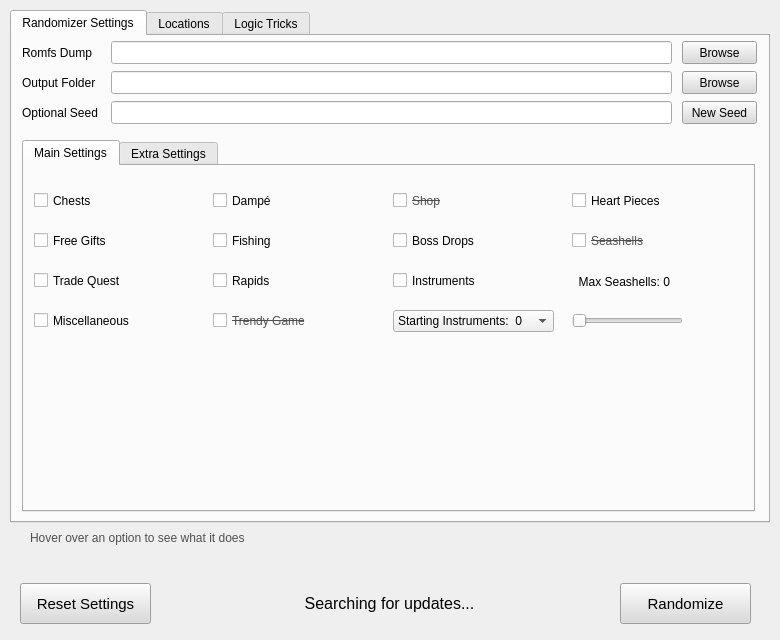
Before: the Qt Designer form UI/ui_form.ui in Owen-Splat/LAS-Randomizer, drawn with Qt 5.
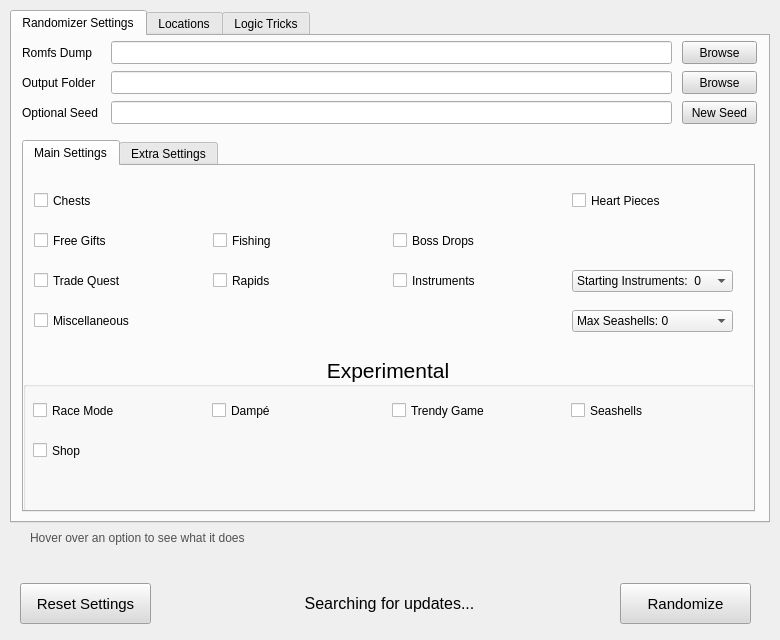
After: the same form once the commit is applied.

The edit to the form file:
```diff
--- a/UI/ui_form.ui
+++ b/UI/ui_form.ui
@@ -541,56 +541,6 @@
          <string>Boss Drops</string>
         </property>
        </widget>
-       <widget class="QCheckBox" name="seashellsCheck">
-        <property name="enabled">
-         <bool>true</bool>
-        </property>
-        <property name="geometry">
-         <rect>
-          <x>548</x>
-          <y>64</y>
-          <width>173</width>
-          <height>21</height>
-         </rect>
-        </property>
-        <property name="font">
-         <font>
-          <pointsize>9</pointsize>
-          <strikeout>true</strikeout>
-         </font>
-        </property>
-        <property name="whatsThis">
-         <string>This controls whether seashells can be progress items&lt;br&gt;&lt;/br&gt;&lt;u&gt;Not yet implemented&lt;/u&gt;</string>
-        </property>
-        <property name="styleSheet">
-         <string notr="true">color: rgb(80, 80, 80);</string>
-        </property>
-        <property name="text">
-         <string>Seashells</string>
-        </property>
-        <property name="checkable">
-         <bool>false</bool>
-        </property>
-       </widget>
-       <widget class="QCheckBox" name="dampeCheck">
-        <property name="geometry">
-         <rect>
-          <x>189</x>
-          <y>24</y>
-          <width>173</width>
-          <height>21</height>
-         </rect>
-        </property>
-        <property name="toolTip">
-         <string/>
-        </property>
-        <property name="whatsThis">
-         <string>This controls whether the Dampé prizes can be progress items&lt;br&gt;&lt;/br&gt;&lt;u&gt;This is very broken right now,&lt;/u&gt; and is recommended to turn off until fixed</string>
-        </property>
-        <property name="text">
-         <string>Dampé</string>
-        </property>
-       </widget>
        <widget class="QCheckBox" name="giftsCheck">
         <property name="geometry">
          <rect>
@@ -610,86 +560,6 @@
          <string>Free Gifts</string>
         </property>
        </widget>
-       <widget class="QLabel" name="label_6">
-        <property name="geometry">
-         <rect>
-          <x>548</x>
-          <y>104</y>
-          <width>111</width>
-          <height>23</height>
-         </rect>
-        </property>
-        <property name="sizePolicy">
-         <sizepolicy hsizetype="Fixed" vsizetype="Fixed">
-          <horstretch>0</horstretch>
-          <verstretch>0</verstretch>
-         </sizepolicy>
-        </property>
-        <property name="minimumSize">
-         <size>
-          <width>75</width>
-          <height>23</height>
-         </size>
-        </property>
-        <property name="toolTip">
-         <string/>
-        </property>
-        <property name="whatsThis">
-         <string>This controls the maximum number of seashells to be considered in logic for the Seashell Mansion prizes</string>
-        </property>
-        <property name="frameShape">
-         <enum>QFrame::NoFrame</enum>
-        </property>
-        <property name="frameShadow">
-         <enum>QFrame::Plain</enum>
-        </property>
-        <property name="text">
-         <string>  Max Seashells: 0</string>
-        </property>
-        <property name="textFormat">
-         <enum>Qt::PlainText</enum>
-        </property>
-        <property name="alignment">
-         <set>Qt::AlignLeading|Qt::AlignLeft|Qt::AlignVCenter</set>
-        </property>
-        <property name="wordWrap">
-         <bool>false</bool>
-        </property>
-       </widget>
-       <widget class="QSlider" name="horizontalSlider">
-        <property name="geometry">
-         <rect>
-          <x>548</x>
-          <y>144</y>
-          <width>111</width>
-          <height>22</height>
-         </rect>
-        </property>
-        <property name="font">
-         <font>
-          <pointsize>9</pointsize>
-          <bold>true</bold>
-         </font>
-        </property>
-        <property name="whatsThis">
-         <string>This controls the maximum number of seashells to be considered in logic for the Seashell Mansion prizes</string>
-        </property>
-        <property name="maximum">
-         <number>5</number>
-        </property>
-        <property name="value">
-         <number>0</number>
-        </property>
-        <property name="orientation">
-         <enum>Qt::Horizontal</enum>
-        </property>
-        <property name="tickPosition">
-         <enum>QSlider::NoTicks</enum>
-        </property>
-        <property name="tickInterval">
-         <number>1</number>
-        </property>
-       </widget>
        <widget class="QCheckBox" name="rapidsCheck">
         <property name="geometry">
          <rect>
@@ -709,79 +579,11 @@
          <string>Rapids</string>
         </property>
        </widget>
-       <widget class="QCheckBox" name="shopCheck">
-        <property name="enabled">
-         <bool>true</bool>
-        </property>
-        <property name="geometry">
-         <rect>
-          <x>369</x>
-          <y>24</y>
-          <width>173</width>
-          <height>21</height>
-         </rect>
-        </property>
-        <property name="font">
-         <font>
-          <pointsize>9</pointsize>
-          <strikeout>true</strikeout>
-         </font>
-        </property>
-        <property name="toolTip">
-         <string/>
-        </property>
-        <property name="whatsThis">
-         <string>This controls whether the shop can sell progress items&lt;br&gt;&lt;/br&gt;&lt;u&gt;Not yet implemented&lt;/u&gt;</string>
-        </property>
-        <property name="styleSheet">
-         <string notr="true">color: rgb(80, 80, 80);</string>
-        </property>
-        <property name="text">
-         <string>Shop</string>
-        </property>
-        <property name="checkable">
-         <bool>false</bool>
-        </property>
-       </widget>
-       <widget class="QCheckBox" name="trendyCheck">
-        <property name="enabled">
-         <bool>true</bool>
-        </property>
-        <property name="geometry">
-         <rect>
-          <x>189</x>
-          <y>144</y>
-          <width>173</width>
-          <height>21</height>
-         </rect>
-        </property>
-        <property name="font">
-         <font>
-          <pointsize>9</pointsize>
-          <strikeout>true</strikeout>
-         </font>
-        </property>
-        <property name="toolTip">
-         <string/>
-        </property>
-        <property name="whatsThis">
-         <string>This controls whether the Trendy Game can contain progress items&lt;br&gt;&lt;/br&gt;&lt;u&gt;Not yet implemented&lt;/u&gt;</string>
-        </property>
-        <property name="styleSheet">
-         <string notr="true">color: rgb(80, 80, 80);</string>
-        </property>
-        <property name="text">
-         <string>Trendy Game</string>
-        </property>
-        <property name="checkable">
-         <bool>false</bool>
-        </property>
-       </widget>
        <widget class="QComboBox" name="instrumentsComboBox">
         <property name="geometry">
          <rect>
-          <x>369</x>
-          <y>144</y>
+          <x>548</x>
+          <y>104</y>
           <width>161</width>
           <height>22</height>
          </rect>
@@ -841,6 +643,214 @@
          </property>
         </item>
        </widget>
+       <widget class="QGroupBox" name="groupBox">
+        <property name="geometry">
+         <rect>
+          <x>-1</x>
+          <y>190</y>
+          <width>731</width>
+          <height>161</height>
+         </rect>
+        </property>
+        <property name="font">
+         <font>
+          <pointsize>16</pointsize>
+         </font>
+        </property>
+        <property name="title">
+         <string>Experimental</string>
+        </property>
+        <property name="alignment">
+         <set>Qt::AlignCenter</set>
+        </property>
+        <widget class="QCheckBox" name="raceCheck">
+         <property name="geometry">
+          <rect>
+           <x>10</x>
+           <y>44</y>
+           <width>173</width>
+           <height>21</height>
+          </rect>
+         </property>
+         <property name="font">
+          <font>
+           <pointsize>9</pointsize>
+          </font>
+         </property>
+         <property name="whatsThis">
+          <string>If this setting is checked, only 4 of the 8 dungeons can contain progress items.&lt;br&gt;&lt;/br&gt;The needed dungeons will be highlighted on the map from the start</string>
+         </property>
+         <property name="text">
+          <string>Race Mode</string>
+         </property>
+        </widget>
+        <widget class="QCheckBox" name="trendyCheck">
+         <property name="enabled">
+          <bool>true</bool>
+         </property>
+         <property name="geometry">
+          <rect>
+           <x>369</x>
+           <y>44</y>
+           <width>173</width>
+           <height>21</height>
+          </rect>
+         </property>
+         <property name="font">
+          <font>
+           <pointsize>9</pointsize>
+           <strikeout>false</strikeout>
+          </font>
+         </property>
+         <property name="toolTip">
+          <string/>
+         </property>
+         <property name="whatsThis">
+          <string>This controls whether the Trendy Game can contain progress items&lt;br&gt;&lt;/br&gt;&lt;u&gt;Not yet implemented&lt;/u&gt;</string>
+         </property>
+         <property name="text">
+          <string>Trendy Game</string>
+         </property>
+         <property name="checkable">
+          <bool>false</bool>
+         </property>
+        </widget>
+        <widget class="QCheckBox" name="seashellsCheck">
+         <property name="enabled">
+          <bool>true</bool>
+         </property>
+         <property name="geometry">
+          <rect>
+           <x>548</x>
+           <y>44</y>
+           <width>173</width>
+           <height>21</height>
+          </rect>
+         </property>
+         <property name="font">
+          <font>
+           <pointsize>9</pointsize>
+           <strikeout>false</strikeout>
+          </font>
+         </property>
+         <property name="whatsThis">
+          <string>This controls whether seashells can be progress items&lt;br&gt;&lt;/br&gt;&lt;u&gt;Not yet implemented&lt;/u&gt;</string>
+         </property>
+         <property name="text">
+          <string>Seashells</string>
+         </property>
+         <property name="checkable">
+          <bool>false</bool>
+         </property>
+        </widget>
+        <widget class="QCheckBox" name="dampeCheck">
+         <property name="geometry">
+          <rect>
+           <x>189</x>
+           <y>44</y>
+           <width>173</width>
+           <height>21</height>
+          </rect>
+         </property>
+         <property name="font">
+          <font>
+           <pointsize>9</pointsize>
+          </font>
+         </property>
+         <property name="toolTip">
+          <string/>
+         </property>
+         <property name="whatsThis">
+          <string>This controls whether the Dampé prizes can be progress items&lt;br&gt;&lt;/br&gt;&lt;u&gt;This is very broken right now,&lt;/u&gt; and is recommended to turn off until fixed</string>
+         </property>
+         <property name="text">
+          <string>Dampé</string>
+         </property>
+        </widget>
+        <widget class="QCheckBox" name="shopCheck">
+         <property name="enabled">
+          <bool>true</bool>
+         </property>
+         <property name="geometry">
+          <rect>
+           <x>10</x>
+           <y>84</y>
+           <width>173</width>
+           <height>21</height>
+          </rect>
+         </property>
+         <property name="font">
+          <font>
+           <pointsize>9</pointsize>
+           <strikeout>false</strikeout>
+          </font>
+         </property>
+         <property name="toolTip">
+          <string/>
+         </property>
+         <property name="whatsThis">
+          <string>This controls whether the shop can sell progress items&lt;br&gt;&lt;/br&gt;&lt;u&gt;Not yet implemented&lt;/u&gt;</string>
+         </property>
+         <property name="text">
+          <string>Shop</string>
+         </property>
+         <property name="checkable">
+          <bool>false</bool>
+         </property>
+        </widget>
+       </widget>
+       <widget class="QComboBox" name="seashellsComboBox">
+        <property name="geometry">
+         <rect>
+          <x>548</x>
+          <y>144</y>
+          <width>161</width>
+          <height>22</height>
+         </rect>
+        </property>
+        <property name="whatsThis">
+         <string>This controls the maximum number of seashells to be considered in logic for the Seashell Mansion prizes</string>
+        </property>
+        <property name="editable">
+         <bool>false</bool>
+        </property>
+        <property name="currentIndex">
+         <number>0</number>
+        </property>
+        <property name="placeholderText">
+         <string/>
+        </property>
+        <item>
+         <property name="text">
+          <string>Max Seashells: 0</string>
+         </property>
+        </item>
+        <item>
+         <property name="text">
+          <string>Max Seashells: 5</string>
+         </property>
+        </item>
+        <item>
+         <property name="text">
+          <string>Max Seashells: 15</string>
+         </property>
+        </item>
+        <item>
+         <property name="text">
+          <string>Max Seashells: 30</string>
+         </property>
+        </item>
+        <item>
+         <property name="text">
+          <string>Max Seashells: 40</string>
+         </property>
+        </item>
+        <item>
+         <property name="text">
+          <string>Max Seashells: 50</string>
+         </property>
+        </item>
+       </widget>
       </widget>
       <widget class="QWidget" name="tab_5">
        <attribute name="title">
```
Left out of the diff: 141 changed lines with no effect on the pictures.
